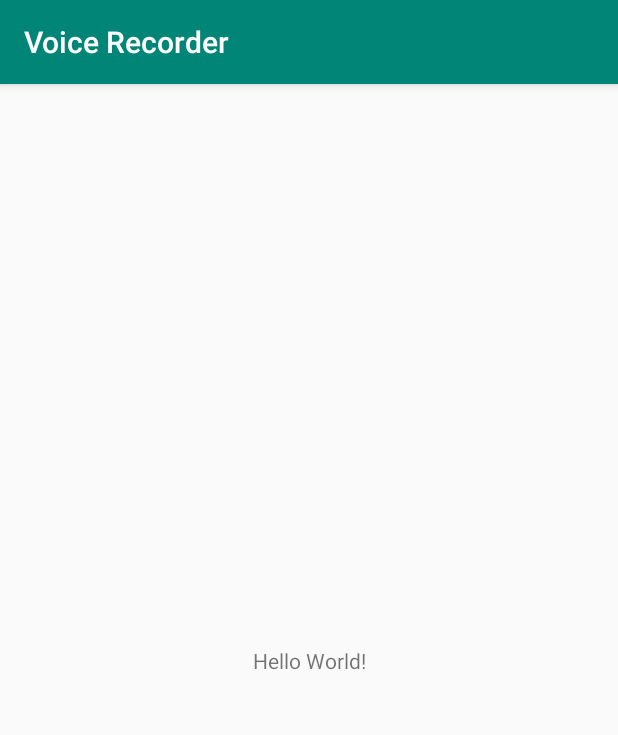
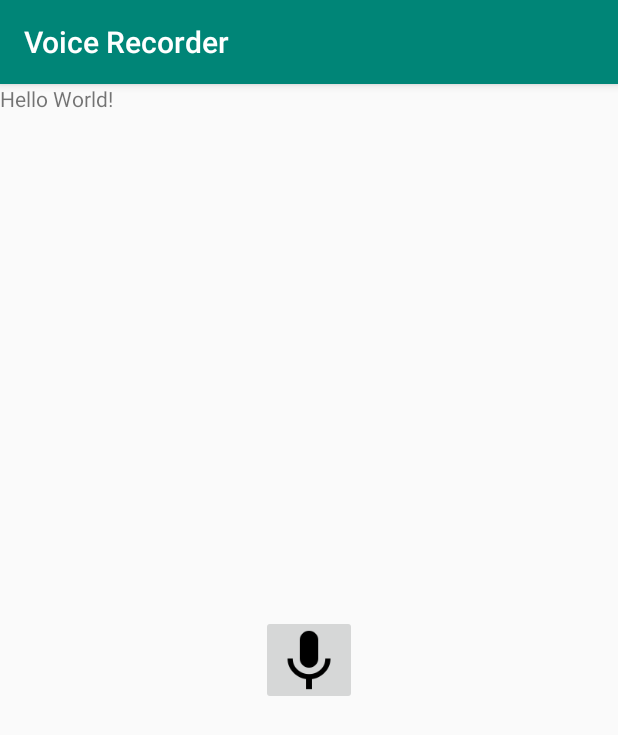
Before and after one commit to moopat/voice-recorder, an Android app: the screen it shows after launch (MainActivity), on a phone screen of 412 x 824 dp. Shown: the top 735 px of the screen. Run offline under Robolectric (Android 15) with nearby library versions, the phone set to English and light mode, and no system bars.

Commit message:
Added microphone button to main screen.

```diff
--- a/app/src/main/res/layout/activity_main.xml
+++ b/app/src/main/res/layout/activity_main.xml
@@ -1,10 +1,19 @@
 <?xml version="1.0" encoding="utf-8"?>
-<androidx.constraintlayout.widget.ConstraintLayout xmlns:android="http://schemas.android.com/apk/res/android"
+<RelativeLayout xmlns:android="http://schemas.android.com/apk/res/android"
     xmlns:app="http://schemas.android.com/apk/res-auto"
     xmlns:tools="http://schemas.android.com/tools"
     android:layout_width="match_parent"
     android:layout_height="match_parent"
     tools:context=".MainActivity">
+
+    <ImageButton
+        android:id="@+id/buttonToggleRecording"
+        android:layout_width="wrap_content"
+        android:layout_height="wrap_content"
+        android:layout_centerInParent="true"
+        android:contentDescription="@string/main_button_toggle_cd"
+        android:src="@drawable/ic_microphone_40dp" />
+
 
     <TextView
         android:layout_width="wrap_content"
@@ -15,4 +24,4 @@
         app:layout_constraintRight_toRightOf="parent"
         app:layout_constraintTop_toTopOf="parent" />
 
-</androidx.constraintlayout.widget.ConstraintLayout>
+</RelativeLayout>
--- a/app/src/main/res/values/strings.xml
+++ b/app/src/main/res/values/strings.xml
@@ -1,3 +1,4 @@
 <resources>
     <string name="app_name">Voice Recorder</string>
+    <string name="main_button_toggle_cd">Start or Stop Recording</string>
 </resources>
```
Also changed, not shown: app/src/main/res/drawable-hdpi/ic_microphone_40dp.png (added), app/src/main/res/drawable-mdpi/ic_microphone_40dp.png (added), app/src/main/res/drawable-xhdpi/ic_microphone_40dp.png (added), app/src/main/res/drawable-xxhdpi/ic_microphone_40dp.png (added), app/src/main/res/drawable-xxxhdpi/ic_microphone_40dp.png (added), 1 other file.
